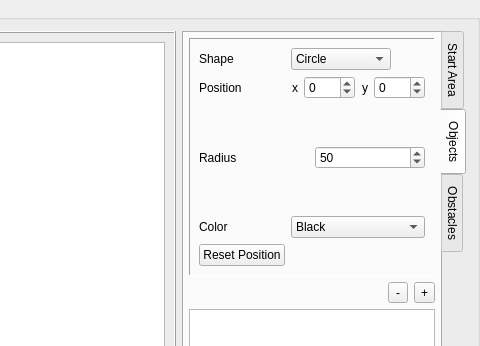
Above: resources/ui/ArenaInspector.ui from nicolasseznec/PROJ-H402_SkillWizard before the change; both pictures show x 360 to 840 and y 0 to 346 of the 840 by 567 pixel window. Below: the same form after it.
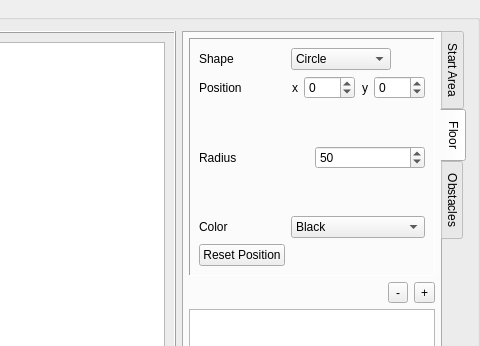
That is the form after the change. The open tabs and pages were chosen to show the change.

Patch:
```diff
--- a/resources/ui/ArenaInspector.ui
+++ b/resources/ui/ArenaInspector.ui
@@ -317,7 +317,7 @@
      </widget>
      <widget class="QWidget" name="ObjectsSettings">
       <attribute name="title">
-       <string>Objects</string>
+       <string>Floor</string>
       </attribute>
       <layout class="QVBoxLayout" name="verticalLayout_2">
        <property name="leftMargin">
```
Left out of the diff: 2 changed lines with no effect on the pictures.
